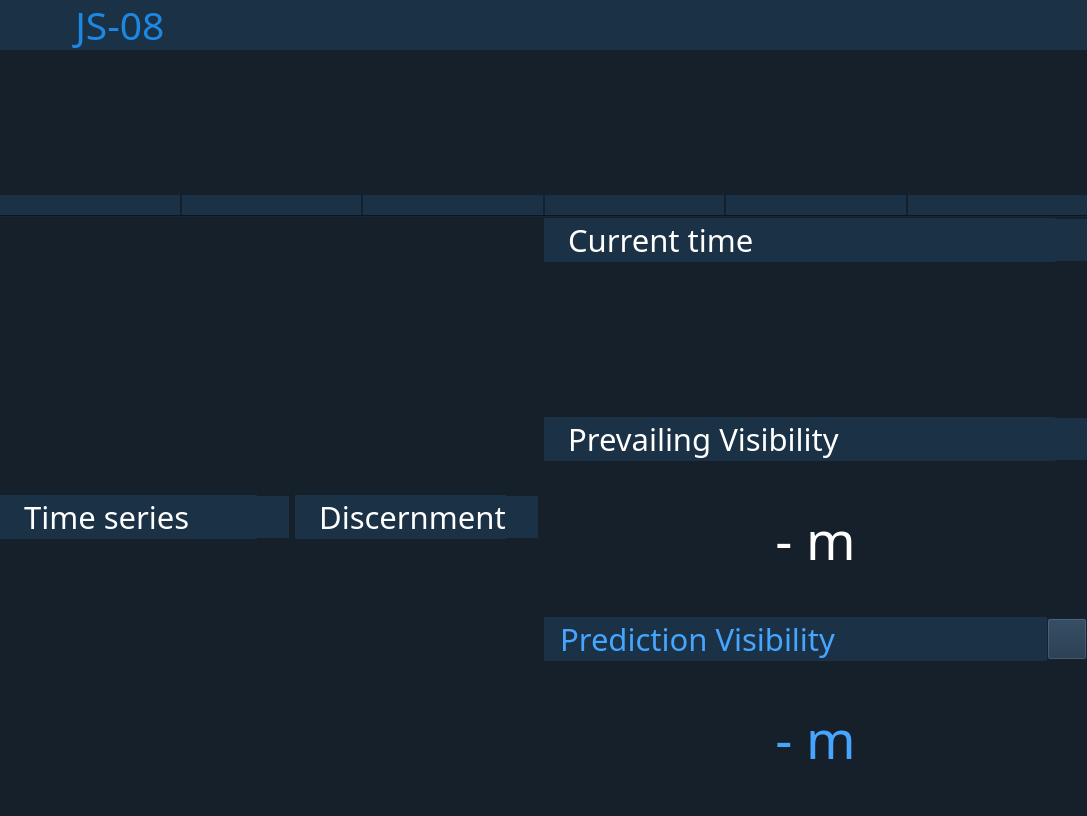
Old version of the form src/resources/main_window.ui in the repository sijung21/js06.
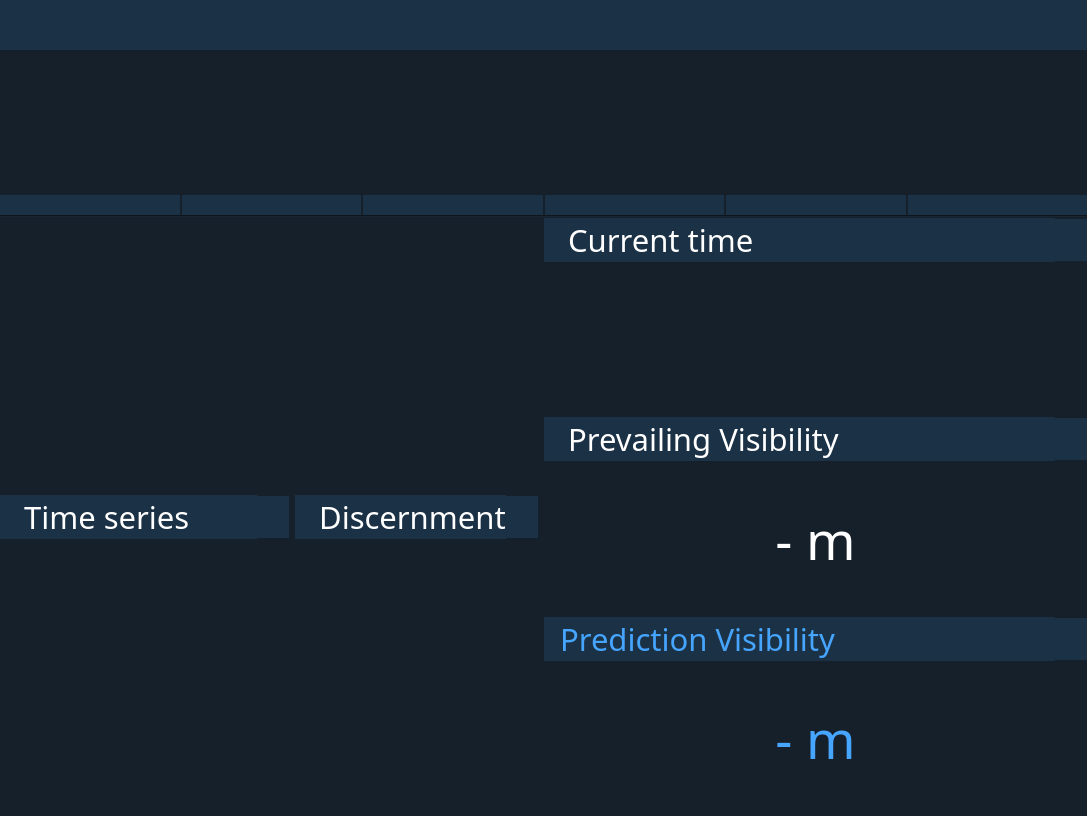
New version of the form. Icons and pictures are not drawn.

Diff of the .ui file:
```diff
--- a/src/resources/main_window.ui
+++ b/src/resources/main_window.ui
@@ -166,35 +166,6 @@
           </property>
          </widget>
         </item>
-        <item>
-         <widget class="QLabel" name="monitoring_label">
-          <property name="sizePolicy">
-           <sizepolicy hsizetype="Maximum" vsizetype="Maximum">
-            <horstretch>0</horstretch>
-            <verstretch>0</verstretch>
-           </sizepolicy>
-          </property>
-          <property name="minimumSize">
-           <size>
-            <width>50</width>
-            <height>50</height>
-           </size>
-          </property>
-          <property name="font">
-           <font>
-            <family>FrutigerNeue1450W04-Regular</family>
-            <pointsize>29</pointsize>
-           </font>
-          </property>
-          <property name="styleSheet">
-           <string notr="true">background-color:rgb(27,49,70);
-color:rgb(28,136,227);</string>
-          </property>
-          <property name="text">
-           <string>  JS-08 </string>
-          </property>
-         </widget>
-        </item>
         <item>
          <widget class="QLabel" name="thumbnail_info_label">
           <property name="sizePolicy">
@@ -1263,7 +1234,7 @@
                </size>
               </property>
               <property name="styleSheet">
-               <string notr="true">background-color:rgb(27,49,70);color: rgb(69, 165, 255);</string>
+               <string notr="true">border:0px;background-color:rgb(27,49,70);color: rgb(69, 165, 255);</string>
               </property>
               <property name="text">
                <string/>
@@ -1278,6 +1249,9 @@
                 <height>32</height>
                </size>
               </property>
+              <property name="flat">
+               <bool>false</bool>
+              </property>
              </widget>
             </item>
            </layout>
```
Left out of the diff: 5 changed lines with no effect on the pictures.
